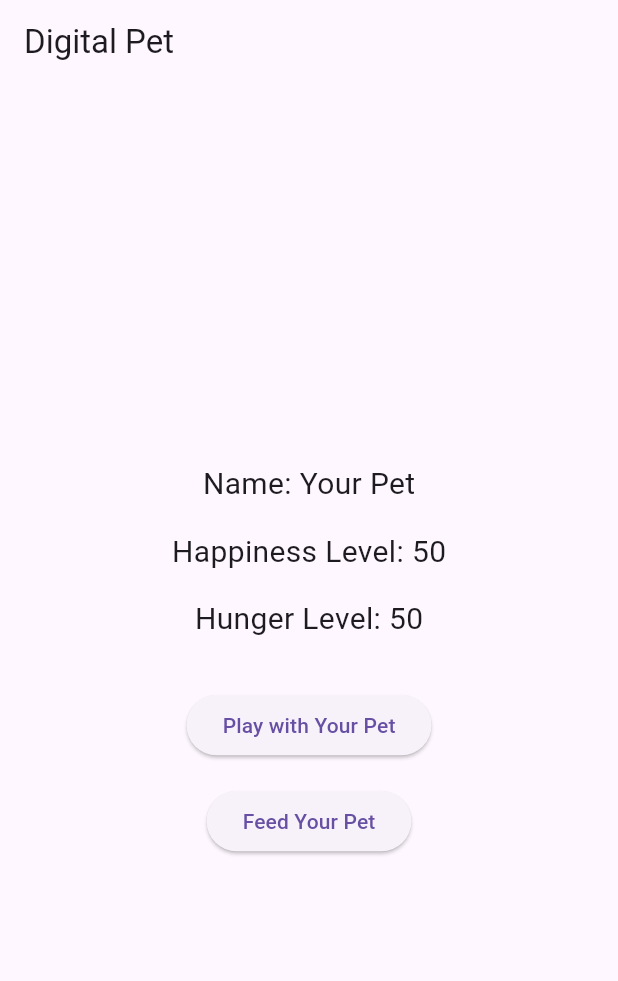
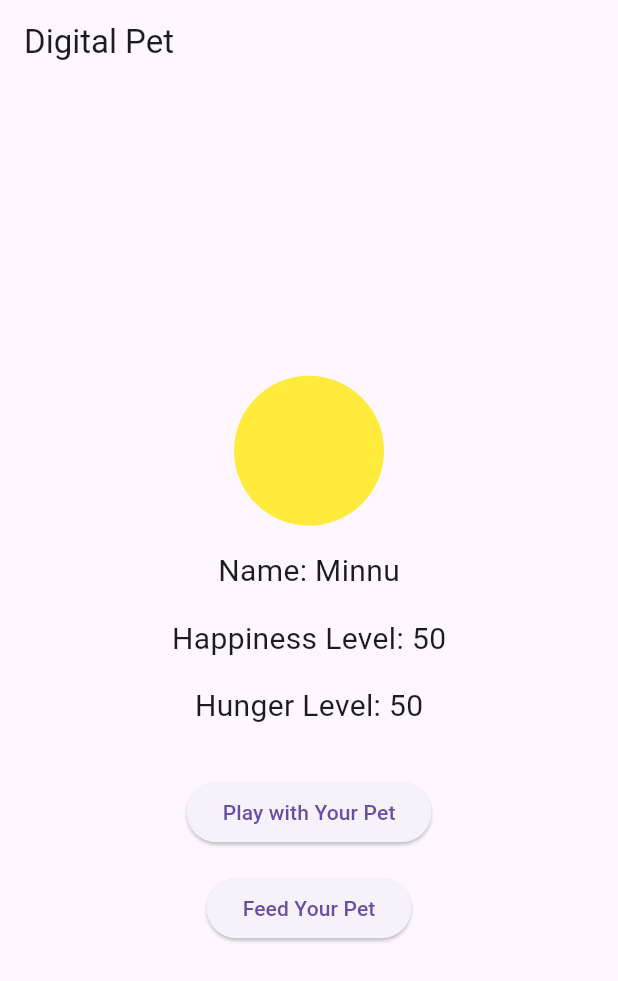
Before and after one commit to rayh4an/ACT5MAD, a Flutter app: the screen it shows after launch, on a phone screen of 412 x 824 dp. Shown: the top 981 px of the screen. Run offline on Flutter 3.47's test engine with Material 3 defaults, Android fonts, the phone set to English and light mode, and no system bars.

Commit message:
Dynamic Pet Color Change

```diff
--- a/lib/main.dart
+++ b/lib/main.dart
@@ -12,11 +12,20 @@ class DigitalPetApp extends StatefulWidget {
 }
 
 class _DigitalPetAppState extends State<DigitalPetApp> {
-  String petName = "Your Pet";
+  String petName = "Minnu";
   int happinessLevel = 50;
   int hungerLevel = 50;
 
-  // Function to increase happiness and update hunger when playing with the pet
+  Color getPetColor() {
+    if (happinessLevel > 70) {
+      return Colors.green; // Happy
+    } else if (happinessLevel >= 30) {
+      return Colors.yellow; // Neutral
+    } else {
+      return Colors.red; // Unhappy
+    }
+  }
+
   void _playWithPet() {
     setState(() {
       happinessLevel = (happinessLevel + 10).clamp(0, 100);
@@ -24,7 +33,6 @@ class _DigitalPetAppState extends State<DigitalPetApp> {
     });
   }
 
-  // Function to decrease hunger and update happiness when feeding the pet
   void _feedPet() {
     setState(() {
       hungerLevel = (hungerLevel - 10).clamp(0, 100);
@@ -32,7 +40,6 @@ class _DigitalPetAppState extends State<DigitalPetApp> {
     });
   }
 
-  // Update happiness based on hunger level
   void _updateHappiness() {
     if (hungerLevel < 30) {
       happinessLevel = (happinessLevel - 20).clamp(0, 100);
@@ -41,7 +48,6 @@ class _DigitalPetAppState extends State<DigitalPetApp> {
     }
   }
 
-  // Increase hunger level slightly when playing with the pet
   void _updateHunger() {
     hungerLevel = (hungerLevel + 5).clamp(0, 100);
     if (hungerLevel > 100) {
@@ -60,6 +66,15 @@ class _DigitalPetAppState extends State<DigitalPetApp> {
         child: Column(
           mainAxisAlignment: MainAxisAlignment.center,
           children: <Widget>[
+            Container(
+              width: 100,
+              height: 100,
+              decoration: BoxDecoration(
+                color: getPetColor(),
+                shape: BoxShape.circle,
+              ),
+            ),
+            SizedBox(height: 16.0),
             Text(
               'Name: $petName',
               style: TextStyle(fontSize: 20.0),
```
